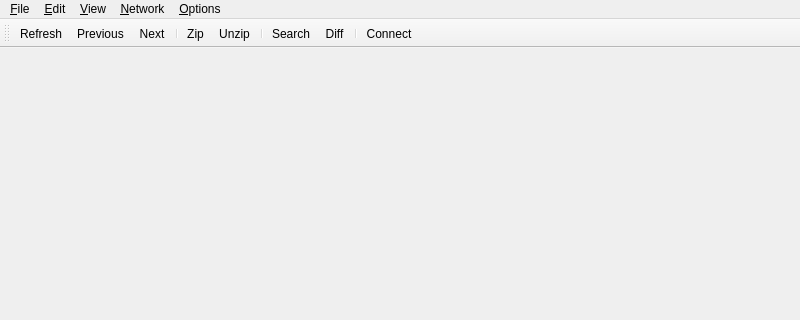
Before: the Qt Designer form mainwindow.ui in flysnow010/flyscp, drawn with Qt 5; both pictures show x 0 to 800 and y 0 to 320 of the 800 by 600 pixel window.
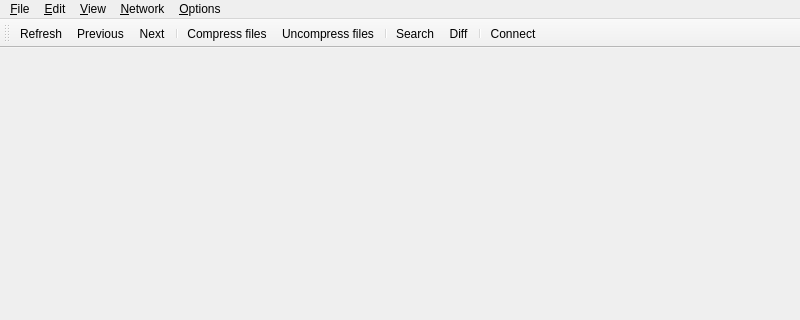
After: the same form once the commit is applied. Icons and pictures are not drawn.

Commit message: add compressFiles and uncompressFiles

```diff
--- a/mainwindow.ui
+++ b/mainwindow.ui
@@ -20,7 +20,7 @@
      <x>0</x>
      <y>0</y>
      <width>800</width>
-     <height>25</height>
+     <height>22</height>
     </rect>
    </property>
    <widget class="QMenu" name="menuFile">
@@ -97,8 +97,8 @@
    <addaction name="actionPrevious"/>
    <addaction name="actionNext"/>
    <addaction name="separator"/>
-   <addaction name="actionZip"/>
-   <addaction name="actionUnzip"/>
+   <addaction name="actionCompress"/>
+   <addaction name="actionUncompress"/>
    <addaction name="separator"/>
    <addaction name="actionSearch"/>
    <addaction name="actionDiff"/>
@@ -293,22 +293,22 @@
     <string>Diff</string>
    </property>
   </action>
-  <action name="actionZip">
+  <action name="actionCompress">
    <property name="icon">
     <iconset resource="FlyScp.qrc">
      <normaloff>:/image/filezip.png</normaloff>:/image/filezip.png</iconset>
    </property>
    <property name="text">
-    <string>Zip</string>
+    <string>Compress files</string>
    </property>
   </action>
-  <action name="actionUnzip">
+  <action name="actionUncompress">
    <property name="icon">
     <iconset resource="FlyScp.qrc">
      <normaloff>:/image/fileunzip.png</normaloff>:/image/fileunzip.png</iconset>
    </property>
    <property name="text">
-    <string>Unzip</string>
+    <string>Uncompress files</string>
    </property>
   </action>
  </widget>
```
The commit also changes 4 other files.
